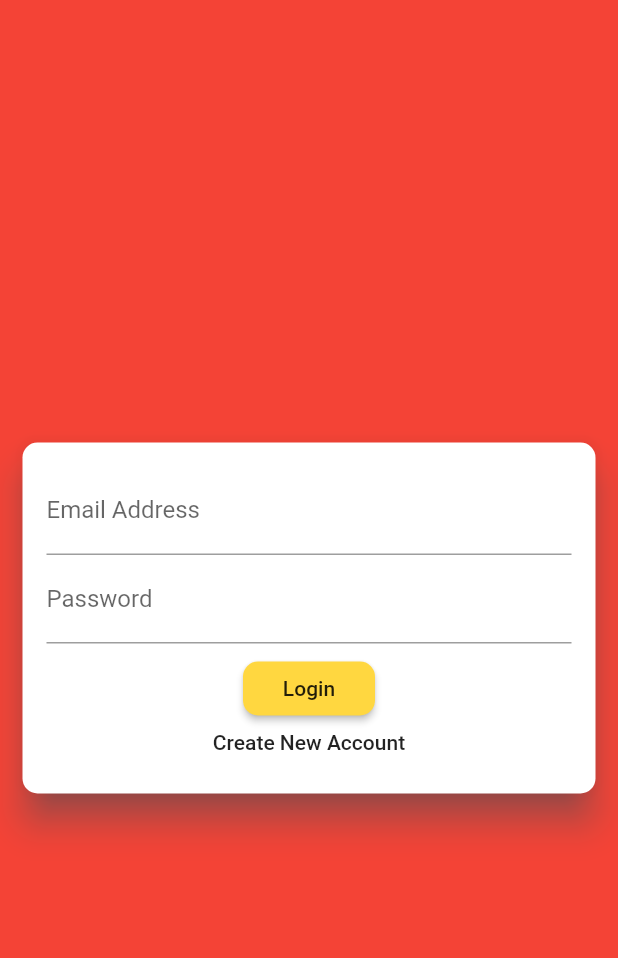
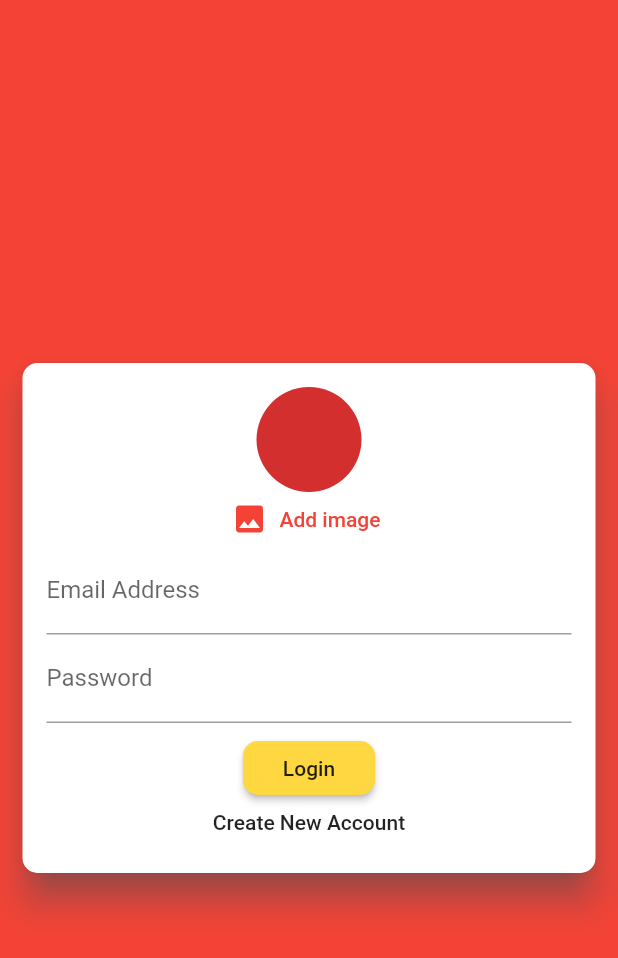
Before and after one commit to d4rk-lucif3r/chat_app, a Flutter app: the screen it shows after launch, on a phone screen of 412 x 824 dp. Shown: the top 958 px of the screen. Run offline on Flutter 3.47's test engine with Material 2 defaults, Android fonts, the phone set to English and light mode, and no system bars; our stand-ins replace cloud_firestore, firebase_auth, firebase_core, image_picker; accounts and stored records are empty.

Commit message:
Implemented Image Picker Functionality
Signed-off-by: Arsh Anwar <lucifer78908@gmail.com>

```diff
--- a/lib/widgets/auth/auth_form.dart
+++ b/lib/widgets/auth/auth_form.dart
@@ -1,4 +1,6 @@
 import 'package:flutter/material.dart';
+
+import '../picker/user_image_picker.dart';
 
 class AuthForm extends StatefulWidget {
   final void Function(
@@ -47,6 +49,7 @@ class _AuthFormState extends State<AuthForm> {
               child: Column(
                 mainAxisSize: MainAxisSize.min,
                 children: [
+                  UserImagePicker(),
                   TextFormField(
                     key: ValueKey('email'),
                     keyboardType: TextInputType.emailAddress,
--- /dev/null
+++ b/lib/widgets/picker/user_image_picker.dart
@@ -0,0 +1,73 @@
+import 'dart:io';
+
+import 'package:flutter/material.dart';
+import 'package:image_picker/image_picker.dart';
+
+class UserImagePicker extends StatefulWidget {
+  @override
+  _UserImagePickerState createState() => _UserImagePickerState();
+}
+
+class _UserImagePickerState extends State<UserImagePicker> {
+  File _image;
+  final picker = ImagePicker();
+  void _pickImage() async {
+    await showDialog(
+      context: context,
+      builder: (ctx) => AlertDialog(
+        title: Text('Select Any Method'),
+        content: Container(
+          height: 150,
+          child: Column(
+            mainAxisAlignment: MainAxisAlignment.center,
+            children: [
+              FlatButton.icon(
+                icon: Icon(Icons.camera),
+                label: Text('Click an Image'),
+                onPressed: () async {
+                  final image =
+                      await picker.getImage(source: ImageSource.camera);
+                  setState(() {
+                    _image = File(image.path);
+                  });
+                  Navigator.of(context).pop();
+                },
+              ),
+              FlatButton.icon(
+                icon: Icon(Icons.image),
+                label: Text('Select an existing Image'),
+                onPressed: () async {
+                  Navigator.of(context).pop();
+                  final image =
+                      await picker.getImage(source: ImageSource.gallery);
+                  setState(() {
+                    _image = File(image.path);
+                  });
+                  Navigator.of(context).pop();
+                },
+              ),
+            ],
+          ),
+        ),
+      ),
+    );
+  }
+
+  @override
+  Widget build(BuildContext context) {
+    return Column(
+      children: [
+        CircleAvatar(
+          radius: 35,
+          backgroundImage: _image != null ? FileImage(_image) : null,
+        ),
+        FlatButton.icon(
+          icon: Icon(Icons.image),
+          label: Text('Add image'),
+          textColor: Theme.of(context).primaryColor,
+          onPressed: _pickImage,
+        ),
+      ],
+    );
+  }
+}
```
Also changed, not shown: 1 other file.
